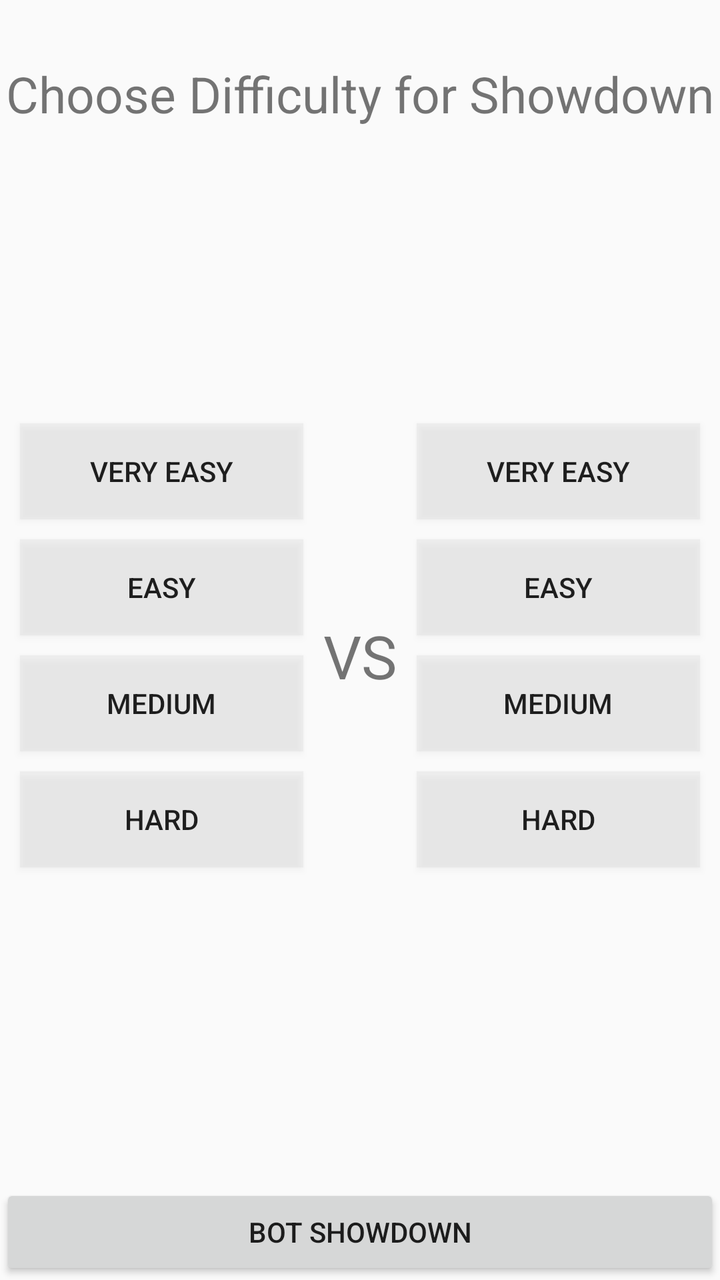
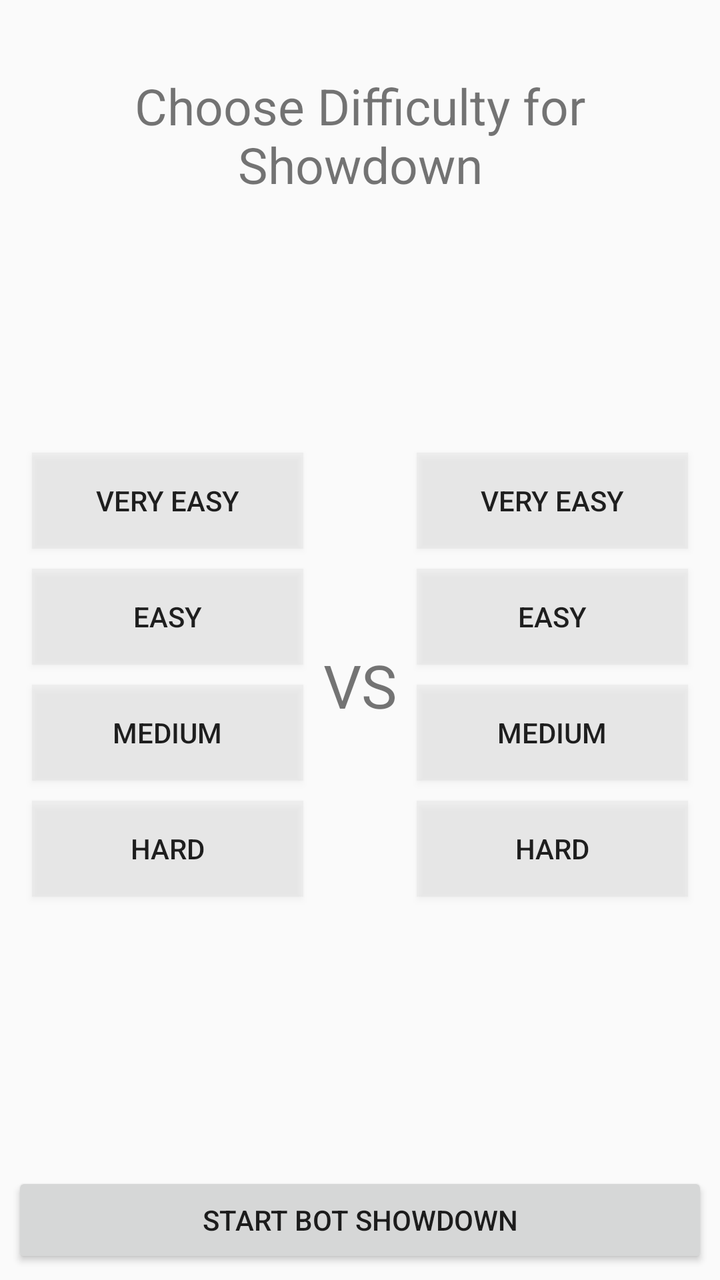

Compare the two renders of this Android layout. The source of the first and the diff that turns it into the second are given below.
<!-- AndroidManifest.xml: application theme AppTheme -->
<!-- res/layout/showdown_difficulty_fragment_layout.xml -->
<?xml version="1.0" encoding="utf-8"?>
<LinearLayout xmlns:android="http://schemas.android.com/apk/res/android"
    android:orientation="vertical"
    android:layout_width="match_parent"
    android:layout_height="match_parent"
    android:baselineAligned="false">

    <TextView
        android:paddingTop="30dp"
        android:layout_width="match_parent"
        android:layout_height="wrap_content"
        android:text="@string/choose_showdown_diff_text"
        android:textSize="25sp"
        android:gravity="center"/>

    <LinearLayout
        android:layout_width="match_parent"
        android:layout_height="0dp"
        android:layout_weight="1"
        android:orientation="horizontal" >

        <LinearLayout
            android:layout_width="0dp"
            android:layout_height="match_parent"
            android:orientation="vertical"
            android:layout_weight="1">

            <View
                android:layout_width="match_parent"
                android:layout_height="0dp"
                android:layout_weight="1"/>

            <Button
                android:text="@string/very_easy_bot"
                android:layout_width="match_parent"
                android:layout_height="wrap_content"
                android:id="@+id/very_easy_bot_button_X"
                android:layout_marginLeft="10dp"
                android:layout_marginRight="10dp"
                android:layout_marginBottom="10dp"
                android:background="@color/showdown_button_not_selected" />

            <Button
                android:text="@string/easy_bot"
                android:layout_width="match_parent"
                android:layout_height="wrap_content"
                android:id="@+id/easy_bot_button_X"
                android:layout_marginLeft="10dp"
                android:layout_marginRight="10dp"
                android:layout_marginBottom="10dp"
                android:background="@color/showdown_button_not_selected" />

            <Button
                android:text="@string/medium_bot"
                android:layout_width="match_parent"
                android:layout_height="wrap_content"
                android:id="@+id/medium_bot_button_X"
                android:layout_marginBottom="10dp"
                android:layout_marginLeft="10dp"
                android:layout_marginRight="10dp"
                android:background="@color/showdown_button_not_selected" />

            <Button
                android:text="@string/hard_bot"
                android:layout_width="match_parent"
                android:layout_height="wrap_content"
                android:id="@+id/hard_bot_button_X"
                android:layout_marginLeft="10dp"
                android:layout_marginRight="10dp"
                android:layout_marginBottom="10dp"
                android:background="@color/showdown_button_not_selected" />

            <View
                android:layout_width="match_parent"
                android:layout_height="0dp"
                android:layout_weight="1"/>

        </LinearLayout>

        <TextView
            android:layout_width="wrap_content"
            android:layout_height="match_parent"
            android:gravity="center"
            android:textSize="30sp"
            android:text="@string/versus_tag"/>

        <LinearLayout
            android:layout_width="0dp"
            android:layout_height="match_parent"
            android:orientation="vertical"
            android:layout_weight="1">

            <View
                android:layout_width="match_parent"
                android:layout_height="0dp"
                android:layout_weight="1"/>

            <Button
                android:text="@string/very_easy_bot"
                android:layout_width="match_parent"
                android:layout_height="wrap_content"
                android:id="@+id/very_easy_bot_button_O"
                android:layout_marginLeft="10dp"
                android:layout_marginRight="10dp"
                android:layout_marginBottom="10dp"
                android:background="@color/showdown_button_not_selected"/>

            <Button
                android:text="@string/easy_bot"
                android:layout_width="match_parent"
                android:layout_height="wrap_content"
                android:id="@+id/easy_bot_button_O"
                android:layout_marginLeft="10dp"
                android:layout_marginRight="10dp"
                android:layout_marginBottom="10dp"
                android:background="@color/showdown_button_not_selected"/>

            <Button
                android:text="@string/medium_bot"
                android:layout_width="match_parent"
                android:layout_height="wrap_content"
                android:id="@+id/medium_bot_button_O"
                android:layout_marginBottom="10dp"
                android:layout_marginLeft="10dp"
                android:layout_marginRight="10dp"
                android:background="@color/showdown_button_not_selected" />

            <Button
                android:text="@string/hard_bot"
                android:layout_width="match_parent"
                android:layout_height="wrap_content"
                android:id="@+id/hard_bot_button_O"
                android:layout_marginLeft="10dp"
                android:layout_marginRight="10dp"
                android:layout_marginBottom="10dp"
                android:background="@color/showdown_button_not_selected" />

            <View
                android:layout_width="match_parent"
                android:layout_height="0dp"
                android:layout_weight="1"/>

        </LinearLayout>

    </LinearLayout>

    <Button
        android:layout_width="match_parent"
        android:layout_height="wrap_content"
        android:text="@string/bot_showdown_button_text"
        android:id="@+id/start_showdown_button"/>

</LinearLayout>
<!-- resources referenced by this layout -->
<resources>
  <color name="showdown_button_not_selected">#3bcecece</color>
  <string name="bot_showdown_button_text">Bot Showdown</string>
  <string name="choose_showdown_diff_text">Choose Difficulty for Showdown</string>
  <string name="easy_bot">Easy</string>
  <string name="hard_bot">Hard</string>
  <string name="medium_bot">Medium</string>
  <string name="versus_tag">VS</string>
  <string name="very_easy_bot">Very Easy</string>
  <style name="AppTheme" parent="Theme.AppCompat.Light.DarkActionBar">
          <item name="colorPrimary">@color/colorPrimary</item>
          <item name="colorPrimaryDark">@color/colorPrimaryDark</item>
          <item name="colorAccent">@color/colorAccent</item>
      </style>
  <color name="colorPrimary">#3F51B5</color>
  <color name="colorPrimaryDark">#303F9F</color>
  <color name="colorAccent">#FF4081</color>
</resources>

<!-- the commit's change to res/layout/showdown_difficulty_fragment_layout.xml (unified diff, before → after) -->
@@ -3,7 +3,8 @@
     android:orientation="vertical"
     android:layout_width="match_parent"
     android:layout_height="match_parent"
-    android:baselineAligned="false">
+    android:baselineAligned="false"
+    android:padding="6dp">
 
     <TextView
         android:paddingTop="30dp"
<!-- resource entries referenced after the edit -->
@@ -1,7 +1,7 @@
 <!-- resources referenced by this layout -->
 <resources>
   <color name="showdown_button_not_selected">#3bcecece</color>
-  <string name="bot_showdown_button_text">Bot Showdown</string>
+  <string name="bot_showdown_button_text">Start Bot Showdown</string>
   <string name="choose_showdown_diff_text">Choose Difficulty for Showdown</string>
   <string name="easy_bot">Easy</string>
   <string name="hard_bot">Hard</string>
